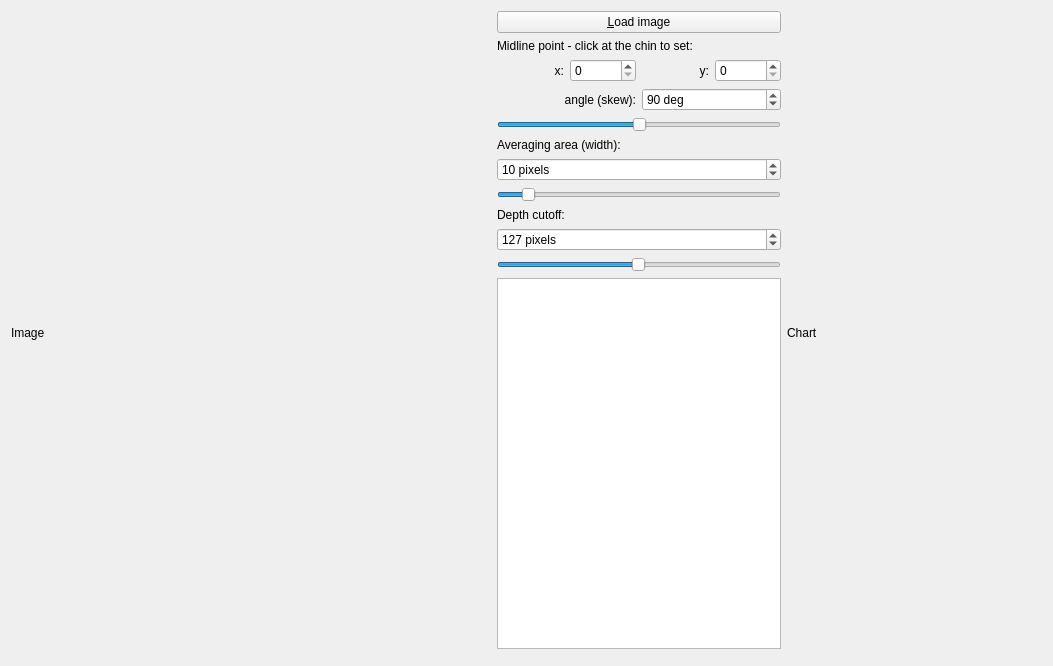
Old version of the form src/fidmaa_gui/form.ui in the repository fidmaa/fidmaa-gui.
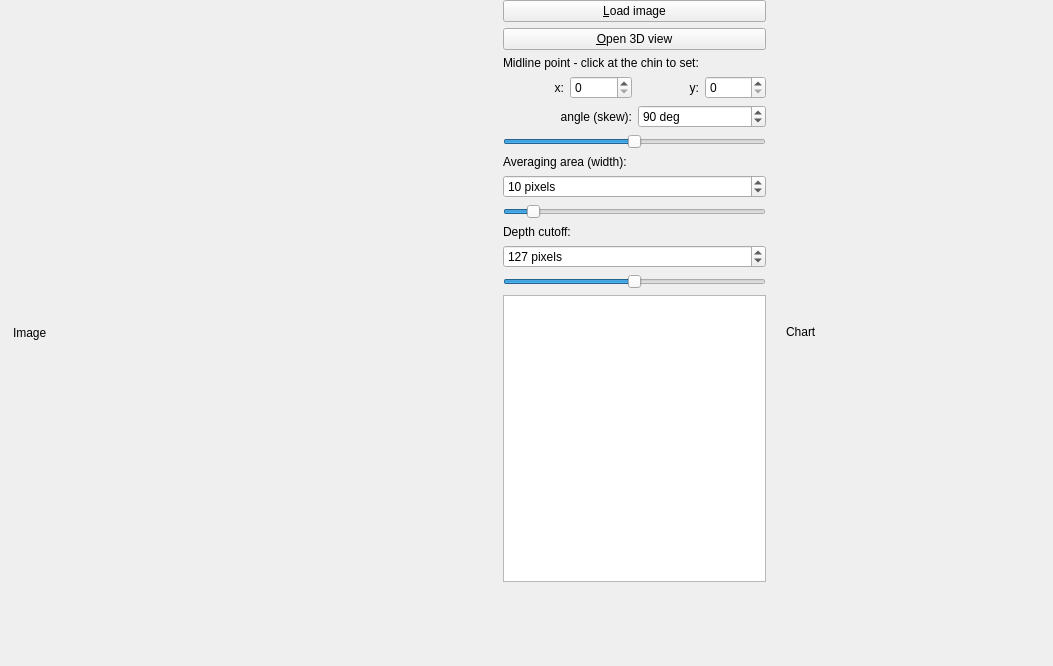
New version of the form. Custom widgets are drawn as their Qt base class.

Commit message: Show 3D view via PyVista

```diff
--- a/src/fidmaa_gui/form.ui
+++ b/src/fidmaa_gui/form.ui
@@ -25,11 +25,66 @@
   <property name="windowTitle">
    <string>FIDMAA</string>
   </property>
-  <layout class="QGridLayout" name="gridLayout_2">
-   <item row="0" column="0">
-    <layout class="QGridLayout" name="gridLayout">
-     <item row="0" column="1">
-      <layout class="QVBoxLayout" name="verticalLayout_2">
+  <widget class="QClickableLabel" name="chartLabel">
+   <property name="geometry">
+    <rect>
+     <x>786</x>
+     <y>12</y>
+     <width>255</width>
+     <height>640</height>
+    </rect>
+   </property>
+   <property name="minimumSize">
+    <size>
+     <width>255</width>
+     <height>640</height>
+    </size>
+   </property>
+   <property name="text">
+    <string>Chart</string>
+   </property>
+  </widget>
+  <widget class="QClickableLabel" name="imageLabel">
+   <property name="geometry">
+    <rect>
+     <x>13</x>
+     <y>13</y>
+     <width>480</width>
+     <height>640</height>
+    </rect>
+   </property>
+   <property name="sizePolicy">
+    <sizepolicy hsizetype="Fixed" vsizetype="Fixed">
+     <horstretch>0</horstretch>
+     <verstretch>0</verstretch>
+    </sizepolicy>
+   </property>
+   <property name="minimumSize">
+    <size>
+     <width>480</width>
+     <height>640</height>
+    </size>
+   </property>
+   <property name="maximumSize">
+    <size>
+     <width>480</width>
+     <height>640</height>
+    </size>
+   </property>
+   <property name="text">
+    <string>Image</string>
+   </property>
+  </widget>
+  <widget class="QWidget" name="">
+   <property name="geometry">
+    <rect>
+     <x>503</x>
+     <y>0</y>
+     <width>263</width>
+     <height>582</height>
+    </rect>
+   </property>
+   <layout class="QVBoxLayout" name="verticalLayout">
        <item>
         <widget class="QPushButton" name="loadJPEGButton">
          <property name="text">
@@ -37,6 +92,13 @@
          </property>
         </widget>
        </item>
+    <item>
+     <widget class="QPushButton" name="open3DViewButton">
+      <property name="text">
+       <string>&amp;Open 3D view</string>
+      </property>
+     </widget>
+    </item>
        <item>
         <widget class="QLabel" name="label_2">
          <property name="text">
@@ -214,48 +276,7 @@
         </widget>
        </item>
       </layout>
-     </item>
-     <item row="0" column="0" rowspan="2">
-      <widget class="QClickableLabel" name="imageLabel">
-       <property name="sizePolicy">
-        <sizepolicy hsizetype="Fixed" vsizetype="Fixed">
-         <horstretch>0</horstretch>
-         <verstretch>0</verstretch>
-        </sizepolicy>
-       </property>
-       <property name="minimumSize">
-        <size>
-         <width>480</width>
-         <height>640</height>
-        </size>
-       </property>
-       <property name="maximumSize">
-        <size>
-         <width>480</width>
-         <height>640</height>
-        </size>
-       </property>
-       <property name="text">
-        <string>Image</string>
-       </property>
-      </widget>
-     </item>
-    </layout>
-   </item>
-   <item row="0" column="1">
-    <widget class="QClickableLabel" name="chartLabel">
-     <property name="minimumSize">
-      <size>
-       <width>255</width>
-       <height>640</height>
-      </size>
-     </property>
-     <property name="text">
-      <string>Chart</string>
-     </property>
-    </widget>
-   </item>
-  </layout>
+  </widget>
   <action name="actionShow_chart">
    <property name="text">
     <string>Show chart</string>
```
Lines whose indentation alone changed are shown as unchanged. The commit also changes 3 other files.
